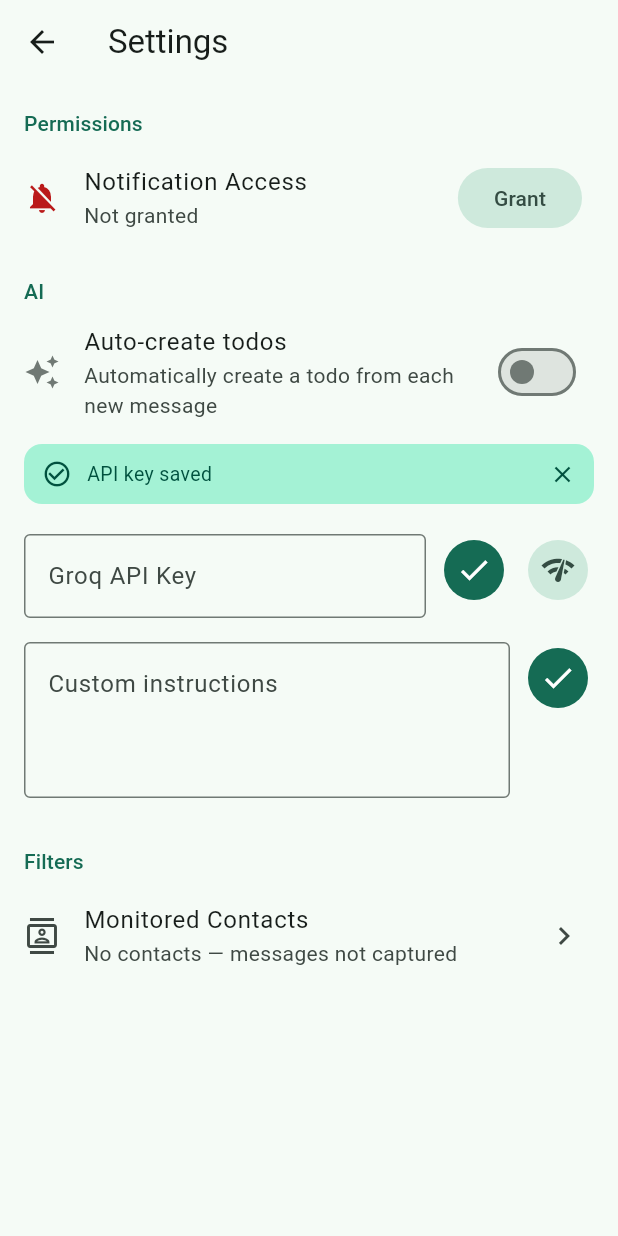
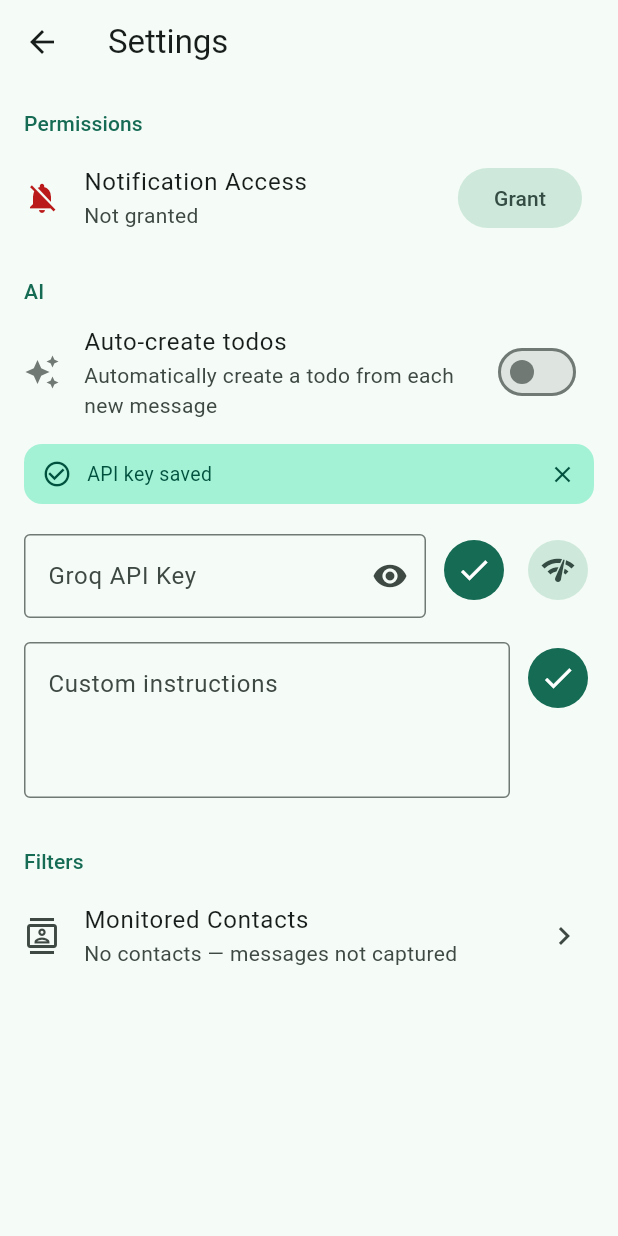
Before and after one commit to specialdoom/waitwhat, a Flutter app: the SettingsScreen screen opened directly, after a tap on the "check" icon, on a phone screen of 412 x 824 dp. Run offline on Flutter 3.47's test engine with Material 3 defaults, Android fonts, the phone set to English and light mode, and no system bars; our stand-ins replace drift, drift_flutter, shared_preferences; missing offline and left inert: home_widget, notification_listener_service; accounts and stored records are empty; generated files the repository leaves out were written again.

Commit message:
feat: sort todos by due date and add API key visibility toggle
Todos are now sorted flat by due date (pending first, nulls last,
completed at bottom) instead of grouped sections. API key field
gains a show/hide toggle button.

Co-Authored-By: Claude Sonnet 4.6 <noreply@anthropic.com>

```diff
--- a/lib/screens/settings_screen.dart
+++ b/lib/screens/settings_screen.dart
@@ -19,6 +19,7 @@ class _SettingsScreenState extends State<SettingsScreen>
   bool _listening = false;
   bool _checkingQuota = false;
   bool _autoCreateTodos = false;
+  bool _apiKeyVisible = false;
   final _apiKeyController = TextEditingController();
   final _instructionsController = TextEditingController();
   NotificationData? _notification;
@@ -185,11 +186,15 @@ class _SettingsScreenState extends State<SettingsScreen>
                 Expanded(
                   child: TextField(
                     controller: _apiKeyController,
-                    obscureText: true,
-                    decoration: const InputDecoration(
+                    obscureText: !_apiKeyVisible,
+                    decoration: InputDecoration(
                       labelText: 'Groq API Key',
                       hintText: 'gsk_...',
-                      border: OutlineInputBorder(),
+                      border: const OutlineInputBorder(),
+                      suffixIcon: IconButton(
+                        icon: Icon(_apiKeyVisible ? Icons.visibility_off : Icons.visibility),
+                        onPressed: () => setState(() => _apiKeyVisible = !_apiKeyVisible),
+                      ),
                     ),
                     onSubmitted: (_) => _saveApiKey(),
                   ),
```
Also changed, not shown: lib/screens/todos_screen.dart (+15 -57 lines).
